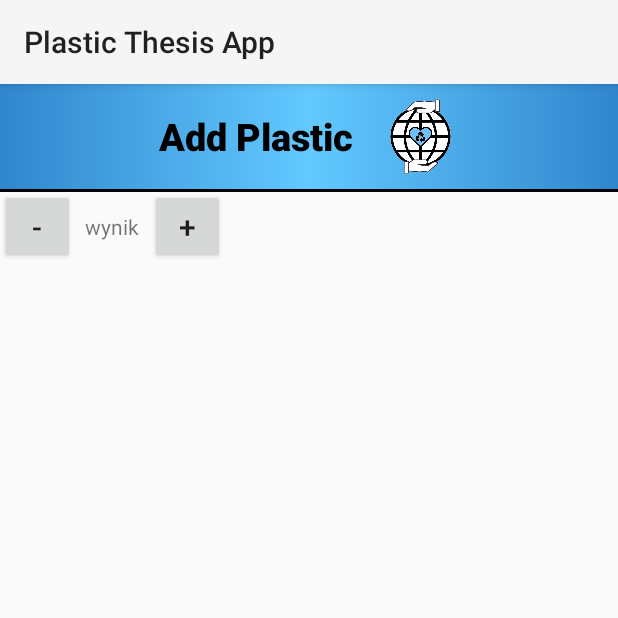
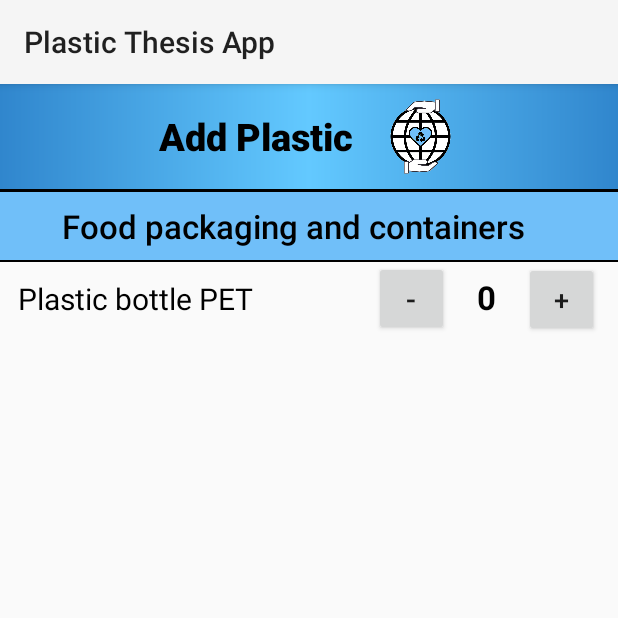
Before and after one commit to domisss41/ThesisApp, an Android app: the AddPlastic screen opened directly, with no data from a screen before it, on a phone screen of 412 x 824 dp, the top half of it. Run offline under Robolectric (Android 15) with nearby library versions, the phone set to English and light mode, and no system bars.

Commit message:
Plasticzek

```diff
--- a/App/app/src/main/java/com/example/thesisapp/AddPlastic.kt
+++ b/App/app/src/main/java/com/example/thesisapp/AddPlastic.kt
@@ -1,8 +1,6 @@
 package com.example.thesisapp
 
 import android.os.Bundle
-import android.util.Log
-import android.view.View
 import android.widget.Button
 import android.widget.TextView
 import androidx.appcompat.app.AppCompatActivity
--- a/App/app/src/main/res/layout/activity_add_plastic.xml
+++ b/App/app/src/main/res/layout/activity_add_plastic.xml
@@ -45,17 +45,82 @@
     </RelativeLayout>
 
     <RelativeLayout
+        android:id="@+id/viewSeparator"
+        android:layout_width="wrap_content"
+        android:layout_height="wrap_content"
+        android:layout_below="@+id/addPlasticLogo">
+    <View
+        android:id="@+id/viewOne"
+        android:layout_width="match_parent"
+        android:layout_height="2dp"
+        android:background="@color/colorPrimaryDark"/>
+
+    </RelativeLayout>
+
+    <RelativeLayout
+        android:id="@+id/foodPlastic"
+        android:layout_width="match_parent"
+        android:layout_height="wrap_content"
+        android:layout_below="@id/viewSeparator"
+        android:background="@color/colorAccent">
+
+        <LinearLayout
+            android:layout_width="wrap_content"
+            android:layout_height="wrap_content"
+            android:layout_marginTop="8dp"
+            android:layout_marginBottom="8dp"
+            android:gravity="center"
+            android:layout_centerHorizontal="true">
+
+            <TextView
+                android:id="@+id/foodPlasticName"
+                android:layout_width="wrap_content"
+                android:layout_height="wrap_content"
+                android:layout_marginEnd="20dp"
+                android:layout_toStartOf="@+id/logo"
+                android:fontFamily="sans-serif-medium"
+                android:text="Food packaging and containers"
+                android:textColor="#000000"
+                android:textSize="22dp" />
+
+        </LinearLayout>
+
+    </RelativeLayout>
+
+    <RelativeLayout
+        android:id="@+id/viewSeparatorTwo"
+        android:layout_width="wrap_content"
+        android:layout_height="wrap_content"
+        android:layout_below="@+id/foodPlastic">
+
+        <View
+            android:id="@+id/viewTwo"
+            android:layout_width="match_parent"
+            android:layout_height="1dp"
+            android:background="@color/colorPrimaryDark"/>
+
+    </RelativeLayout>
+
+    <RelativeLayout
         android:id="@+id/plusAndMinus"
         android:layout_width="wrap_content"
         android:layout_height="wrap_content"
         android:layout_centerHorizontal="true"
-        android:layout_below="@+id/addPlasticLogo">
+        android:layout_below="@+id/foodPlastic">
 
-        <View
-            android:id="@+id/viewTwo"
-            android:layout_width="match_parent"
-            android:layout_height="2dp"
-            android:background="@color/colorPrimaryDark"/>
+        <LinearLayout
+            android:layout_width="wrap_content"
+            android:layout_height="wrap_content">
+
+        <TextView
+            android:id="@+id/bottlePET"
+            android:layout_width="wrap_content"
+            android:layout_height="wrap_content"
+            android:text="Plastic bottle PET"
+            android:textSize="20dp"
+            android:layout_toStartOf="@+id/minus"
+            android:layout_marginEnd="80dp"
+            android:textColor="@color/colorPrimaryDark"/>
 
         <Button
             android:id="@+id/minus"
@@ -67,11 +132,14 @@
         <TextView
             android:id="@+id/textView1"
             android:layout_width="50dp"
-            android:layout_height="fill_parent"
+            android:layout_height="50dp"
             android:layout_alignBottom="@+id/minus"
             android:layout_toRightOf="@+id/minus"
             android:gravity="center"
-            android:text="wynik" />
+            android:text="0"
+            android:textSize="22dp"
+            android:textColor="#000000"
+            android:textStyle="bold"/>
 
         <Button
             android:id="@+id/plus"
@@ -79,7 +147,9 @@
             android:layout_height="50dp"
             android:layout_toRightOf="@+id/textView1"
             android:text="+"
-            android:textSize="20dp"/>
+            android:textSize="18dp"/>
+
+        </LinearLayout>
 
     </RelativeLayout>
 
```
